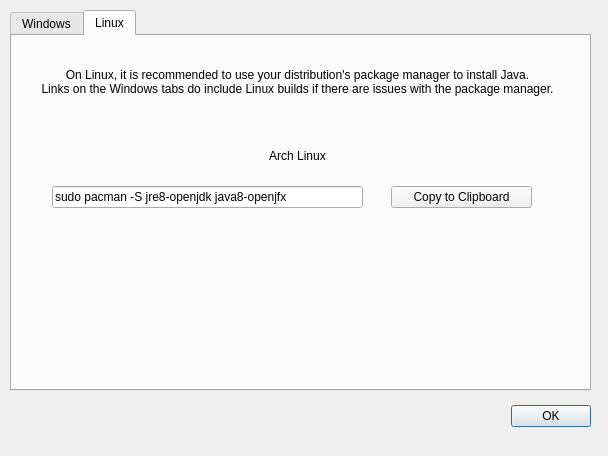
Qt form forms/javadialog.ui (weirddan455/xmage-launcher-qt) before a commit.
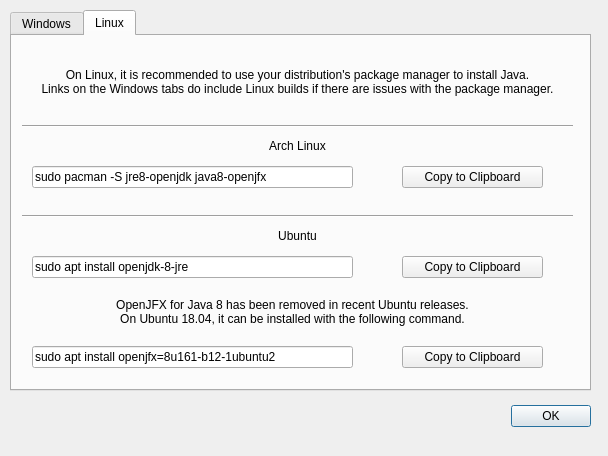
The same form after that commit. The open tabs and pages were chosen to show the change.

Commit message: Ubuntu - Add Java install instructions and fix duplicates in Java detection

What changed in the file:
```diff
--- a/forms/javadialog.ui
+++ b/forms/javadialog.ui
@@ -113,9 +113,9 @@
     <widget class="QLabel" name="archLabel">
      <property name="geometry">
       <rect>
-       <x>40</x>
-       <y>110</y>
-       <width>491</width>
+       <x>10</x>
+       <y>100</y>
+       <width>551</width>
        <height>20</height>
       </rect>
      </property>
@@ -129,9 +129,9 @@
     <widget class="QLineEdit" name="archCmd">
      <property name="geometry">
       <rect>
-       <x>40</x>
-       <y>150</y>
-       <width>311</width>
+       <x>20</x>
+       <y>130</y>
+       <width>321</width>
        <height>22</height>
       </rect>
      </property>
@@ -145,8 +145,125 @@
     <widget class="QPushButton" name="archButton">
      <property name="geometry">
       <rect>
-       <x>379</x>
-       <y>150</y>
+       <x>390</x>
+       <y>130</y>
+       <width>141</width>
+       <height>22</height>
+      </rect>
+     </property>
+     <property name="text">
+      <string>Copy to Clipboard</string>
+     </property>
+    </widget>
+    <widget class="QLabel" name="ubuntuLabel">
+     <property name="geometry">
+      <rect>
+       <x>10</x>
+       <y>190</y>
+       <width>551</width>
+       <height>20</height>
+      </rect>
+     </property>
+     <property name="text">
+      <string>Ubuntu</string>
+     </property>
+     <property name="alignment">
+      <set>Qt::AlignCenter</set>
+     </property>
+    </widget>
+    <widget class="Line" name="line">
+     <property name="geometry">
+      <rect>
+       <x>10</x>
+       <y>80</y>
+       <width>551</width>
+       <height>20</height>
+      </rect>
+     </property>
+     <property name="orientation">
+      <enum>Qt::Horizontal</enum>
+     </property>
+    </widget>
+    <widget class="Line" name="line_2">
+     <property name="geometry">
+      <rect>
+       <x>10</x>
+       <y>170</y>
+       <width>551</width>
+       <height>20</height>
+      </rect>
+     </property>
+     <property name="orientation">
+      <enum>Qt::Horizontal</enum>
+     </property>
+    </widget>
+    <widget class="QLineEdit" name="ubuntuCmd">
+     <property name="geometry">
+      <rect>
+       <x>20</x>
+       <y>220</y>
+       <width>321</width>
+       <height>22</height>
+      </rect>
+     </property>
+     <property name="text">
+      <string>sudo apt install openjdk-8-jre</string>
+     </property>
+     <property name="readOnly">
+      <bool>true</bool>
+     </property>
+    </widget>
+    <widget class="QPushButton" name="ubuntuButton">
+     <property name="geometry">
+      <rect>
+       <x>390</x>
+       <y>220</y>
+       <width>141</width>
+       <height>22</height>
+      </rect>
+     </property>
+     <property name="text">
+      <string>Copy to Clipboard</string>
+     </property>
+    </widget>
+    <widget class="QLabel" name="ubuntuLabelFX">
+     <property name="geometry">
+      <rect>
+       <x>10</x>
+       <y>260</y>
+       <width>541</width>
+       <height>31</height>
+      </rect>
+     </property>
+     <property name="text">
+      <string>OpenJFX for Java 8 has been removed in recent Ubuntu releases.
+On Ubuntu 18.04, it can be installed with the following command.</string>
+     </property>
+     <property name="alignment">
+      <set>Qt::AlignCenter</set>
+     </property>
+    </widget>
+    <widget class="QLineEdit" name="ubuntuFXCmd">
+     <property name="geometry">
+      <rect>
+       <x>20</x>
+       <y>310</y>
+       <width>321</width>
+       <height>22</height>
+      </rect>
+     </property>
+     <property name="text">
+      <string>sudo apt install openjfx=8u161-b12-1ubuntu2</string>
+     </property>
+     <property name="readOnly">
+      <bool>true</bool>
+     </property>
+    </widget>
+    <widget class="QPushButton" name="ubuntuFXButton">
+     <property name="geometry">
+      <rect>
+       <x>390</x>
+       <y>310</y>
        <width>141</width>
        <height>22</height>
       </rect>
```
Left out of the diff: 4 changed lines with no effect on the pictures. The commit also changes 3 other files.
